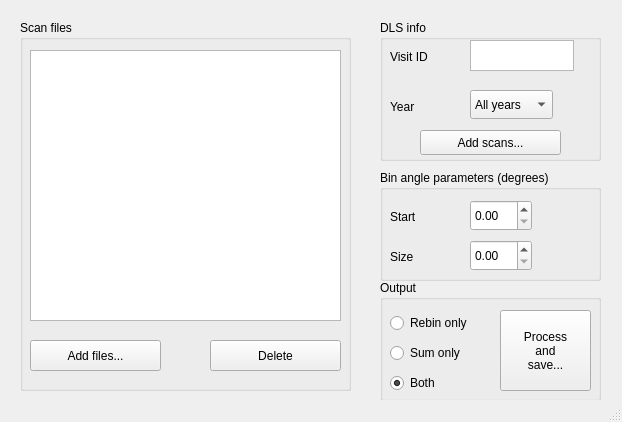
DiamondLightSource/dataproc-hrpd, file rebin/mythen.ui: the form before one commit.
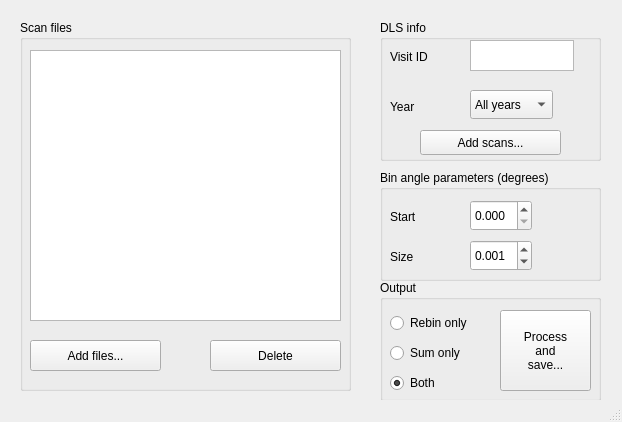
The form after the commit. Custom widgets are drawn as their Qt base class.

Commit message: Increased precision of spin box entries

Patch:
```diff
--- a/rebin/mythen.ui
+++ b/rebin/mythen.ui
@@ -38,6 +38,9 @@
        <height>31</height>
       </rect>
      </property>
+     <property name="decimals">
+      <number>3</number>
+     </property>
      <property name="maximum">
       <double>180.000000000000000</double>
      </property>
@@ -51,6 +54,9 @@
        <height>31</height>
       </rect>
      </property>
+     <property name="decimals">
+      <number>3</number>
+     </property>
      <property name="maximum">
       <double>1.000000000000000</double>
      </property>
```
The commit also changes 1 other file.
